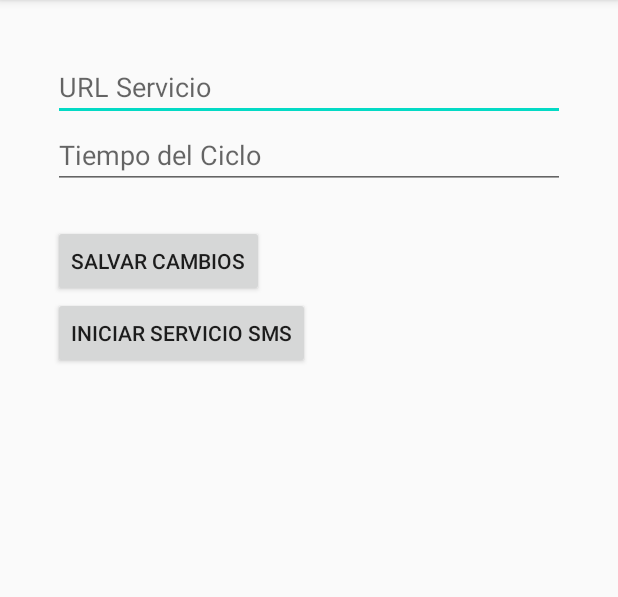
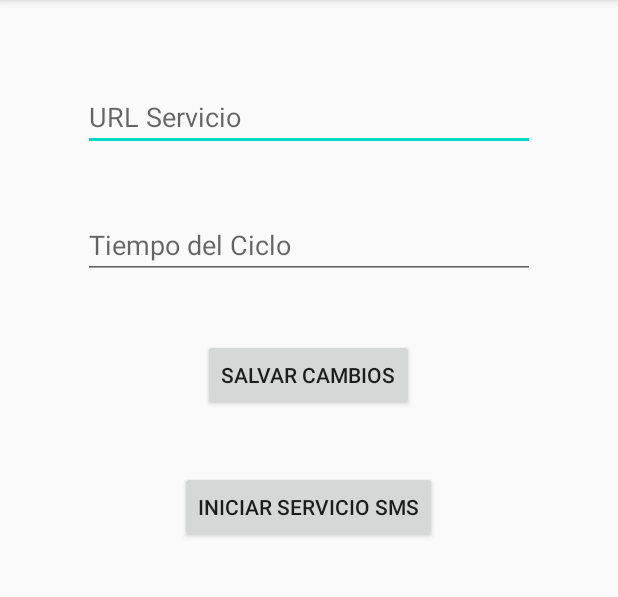
Before and after one commit to Locottus/IncytSMS, an Android app: the screen it shows after launch (MainActivity), after a tap on "INICIAR SERVICIO SMS", on a phone screen of 412 x 824 dp, the part 84-681 px from its top. Run offline under Robolectric (Android 15) with nearby library versions, the phone set to English and light mode, and no system bars.

Commit message:
layout updated

```diff
--- a/app/src/main/AndroidManifest.xml
+++ b/app/src/main/AndroidManifest.xml
@@ -19,7 +19,6 @@
         <activity android:name=".MainActivity">
             <intent-filter>
                 <action android:name="android.intent.action.MAIN" />
-
                 <category android:name="android.intent.category.LAUNCHER" />
             </intent-filter>
         </activity>
@@ -33,7 +32,6 @@
         <service android:name=".MyJobIntentService"
             android:permission="android.permission.BIND_JOB_SERVICE"
             android:exported="false"/>
-
     </application>
 
 </manifest>
--- a/app/src/main/java/herlich/gonzalez/incytsms/MainActivity.java
+++ b/app/src/main/java/herlich/gonzalez/incytsms/MainActivity.java
@@ -18,17 +18,11 @@ import java.util.ArrayList;
 
 public class MainActivity extends AppCompatActivity {
 
-    //esta es la url del servicio web donde se envian los mensajitos
-
-    String urlPost = "https://arcgis-web.url.edu.gt/incyt/api/sms/postSMS";
-    SMSUtils msgSMS;
-
     @Override
     protected void onCreate(Bundle savedInstanceState) {
         super.onCreate(savedInstanceState);
         setContentView(R.layout.activity_main);
         checkAccess();
-
     }
 
 
@@ -39,6 +33,9 @@ public class MainActivity extends AppCompatActivity {
         MyJobIntentService.enqueuedWork(this, i);
     }
 
+    public void saveSettings(View view) {
+        //TODO READ AND SAVE SETTINGS HERE
+    }
 
     private boolean checkAccess() {
         boolean access = false;
@@ -70,4 +67,5 @@ public class MainActivity extends AppCompatActivity {
         return true;
     }
 
+
 }
--- a/app/src/main/java/herlich/gonzalez/incytsms/MyBroadcastReceiver.java
+++ b/app/src/main/java/herlich/gonzalez/incytsms/MyBroadcastReceiver.java
@@ -10,13 +10,6 @@ public class MyBroadcastReceiver extends BroadcastReceiver {
 
         if (intent.getAction().equals(Intent.ACTION_BOOT_COMPLETED)) {
 
-            //ESTO ES PARA EL EJEMPLO DE BROADCAST RECEIVER SIN QUE SEA JOB
-//            Intent i = new Intent(context, MyIntentService.class);
-//            i.putExtra("tiempo", 25);
-//            context.startService(i);
-
-            //ESTO ES PARA EL EJEMPLO DE BROADCAST RECEIVER para un JOB
-            System.out.println("CREANDO EL MYJOBSERVICE");
             Intent i = new Intent(context, MyJobIntentService.class);
             //i.putExtra("tiempo", 25);
             MyJobIntentService.enqueuedWork(context,i);
--- a/app/src/main/java/herlich/gonzalez/incytsms/MyJobIntentService.java
+++ b/app/src/main/java/herlich/gonzalez/incytsms/MyJobIntentService.java
@@ -47,7 +47,7 @@ public class MyJobIntentService extends JobIntentService {
         while(true) {
             backgroundToast(getApplicationContext()," SMS INCYT BACKGROUND MESSAGE RUNNING");
             try {
-                Thread.sleep(60000);//jede 30 minute es arbeitet
+                Thread.sleep(60000);//TODO HACERLO DINAMICO
             } catch (InterruptedException e) {
                 e.printStackTrace();
             }
@@ -102,7 +102,6 @@ public class MyJobIntentService extends JobIntentService {
     }
 
     public void backgroundToast(final Context context, final String msg) {
-//        if (enabledUI) {
             if (context != null && msg != null) {
                 new Handler(Looper.getMainLooper()).post(new Runnable() {
                     @Override
@@ -111,7 +110,6 @@ public class MyJobIntentService extends JobIntentService {
                     }
                 });
             }
-  //      }
     }
 
 }
--- a/app/src/main/res/layout/activity_main.xml
+++ b/app/src/main/res/layout/activity_main.xml
@@ -18,6 +18,7 @@
             android:layout_width="match_parent"
             android:layout_height="wrap_content"
             android:inputType="textPersonName"
+            android:layout_margin="30px"
             android:hint="URL Servicio" />
 
         <EditText
@@ -26,6 +27,7 @@
             android:layout_height="wrap_content"
             android:hint="Tiempo del Ciclo"
             android:ems="10"
+            android:layout_margin="30px"
             android:inputType="number" />
 
         <Button
@@ -33,6 +35,10 @@
             android:layout_width="wrap_content"
             android:layout_height="wrap_content"
             android:layout_marginTop="24dp"
+            android:onClick="saveSettings"
+            android:layout_margin="30px"
+            android:textAlignment="center"
+            android:layout_gravity="center"
             android:text="Salvar Cambios" />
 
 
@@ -41,6 +47,9 @@
             android:layout_width="wrap_content"
             android:layout_height="wrap_content"
             android:onClick="startJobService"
+            android:layout_margin="30px"
+            android:textAlignment="center"
+            android:layout_gravity="center"
             android:text="Iniciar Servicio SMS" />
 
 
```
